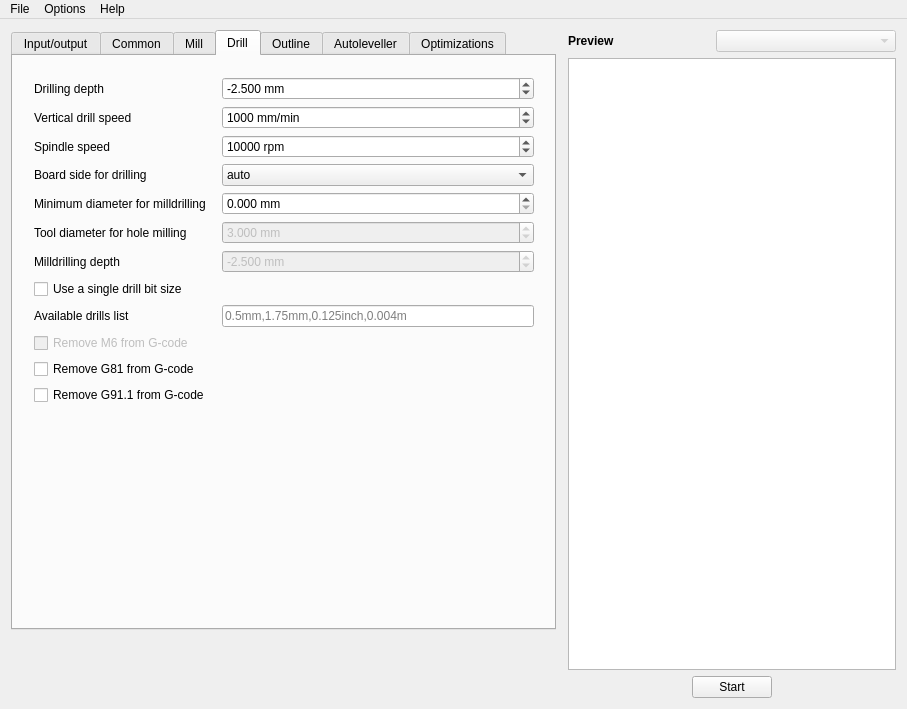
Old version of the form mainwindow.ui in the repository pcb2gcode/pcb2gcodeGUI.
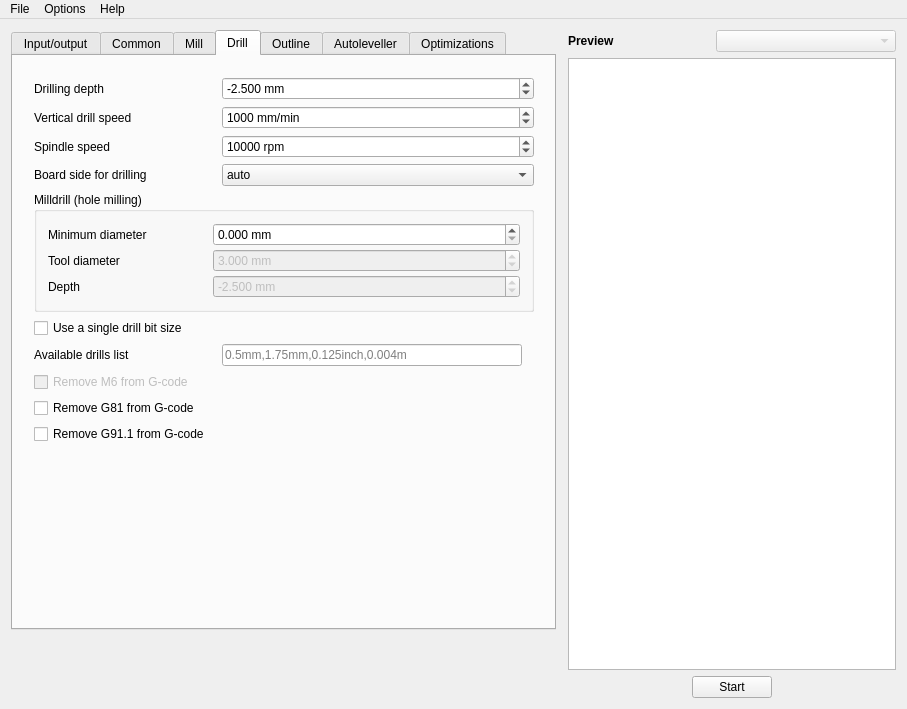
New version of the form. The open tabs and pages were chosen to show the change.

Commit message: Put all milldrill options into a GroupBox

Patch:
```diff
--- a/mainwindow.ui
+++ b/mainwindow.ui
@@ -1305,7 +1305,7 @@
              </property>
             </widget>
            </item>
-           <item row="0" column="1">
+           <item row="0" column="1" colspan="2">
             <widget class="QDoubleSpinBox" name="zdrillDoubleSpinBox">
              <property name="toolTip">
               <string>&lt;html&gt;&lt;head/&gt;&lt;body&gt;&lt;p&gt;&lt;span style=&quot; font-style:italic;&quot;&gt;--zdrill&lt;/span&gt;&lt;/p&gt;&lt;p&gt;Z value down to which will be drilled&lt;/p&gt;&lt;/body&gt;&lt;/html&gt;</string>
@@ -1343,7 +1343,7 @@
              </property>
             </widget>
            </item>
-           <item row="1" column="1">
+           <item row="1" column="1" colspan="2">
             <widget class="QSpinBox" name="drillfeedSpinBox">
              <property name="toolTip">
               <string>&lt;html&gt;&lt;head/&gt;&lt;body&gt;&lt;p&gt;&lt;span style=&quot; font-style:italic;&quot;&gt;--drill-feed&lt;/span&gt;&lt;/p&gt;&lt;p&gt;Feed rate for drilling (vertical speed)&lt;/p&gt;&lt;/body&gt;&lt;/html&gt;</string>
@@ -1375,7 +1375,7 @@
              </property>
             </widget>
            </item>
-           <item row="2" column="1">
+           <item row="2" column="1" colspan="2">
             <widget class="QSpinBox" name="drillspeedSpinBox">
              <property name="toolTip">
               <string>&lt;html&gt;&lt;head/&gt;&lt;body&gt;&lt;p&gt;&lt;span style=&quot; font-style:italic;&quot;&gt;--drill-speed&lt;/span&gt;&lt;/p&gt;&lt;p&gt;Spindle speed during drilling&lt;/p&gt;&lt;/body&gt;&lt;/html&gt;</string>
@@ -1407,7 +1407,7 @@
              </property>
             </widget>
            </item>
-           <item row="3" column="1">
+           <item row="3" column="1" colspan="2">
             <widget class="QComboBox" name="drillsideComboBox">
              <property name="toolTip">
               <string>&lt;html&gt;&lt;head/&gt;&lt;body&gt;&lt;p&gt;&lt;span style=&quot; font-style:italic;&quot;&gt;--drill-side&lt;/span&gt;&lt;/p&gt;&lt;p&gt;choose the drill side. Valid choices are front, back or auto (default). In auto mode the drill side is automatically chosen (always front unless only the back side is specified)&lt;/p&gt;&lt;/body&gt;&lt;/html&gt;</string>
@@ -1429,20 +1429,32 @@
              </item>
             </widget>
            </item>
-           <item row="4" column="0">
+           <item row="4" column="0" colspan="3">
+            <widget class="QGroupBox" name="milldrillGroupBox">
+              <property name="title">
+                <string>Milldrill (hole milling)</string>
+              </property>
+              <layout class="QGridLayout" name="milldrillGridLayout">
+                <property name="horizontalSpacing">
+                  <number>12</number>
+                </property>
+                <property name="verticalSpacing">
+                  <number>3</number>
+                </property>
+                <item row="0" column="0">
             <widget class="QLabel" name="milldrillEnableLabel">
              <property name="toolTip">
               <string>&lt;html&gt;&lt;head/&gt;&lt;body&gt;&lt;p&gt;&lt;span style=&quot; font-style:italic;&quot;&gt;--min-milldrill-hole-diameter&lt;/span&gt;&lt;/p&gt;&lt;p&gt;minimum hole width for milldrilling. Holes smaller than this are drilled. Zero to disable milldrilling.&lt;/p&gt;&lt;/body&gt;&lt;/html&gt;</string>
              </property>
              <property name="text">
-              <string>Minimum diameter for milldrilling</string>
+                    <string>Minimum diameter</string>
              </property>
              <property name="buddy">
               <cstring>milldrillholediameterDoubleSpinBox</cstring>
              </property>
             </widget>
            </item>
-           <item row="4" column="1">
+                <item row="0" column="1" colspan="2">
             <widget class="QDoubleSpinBox" name="milldrillholediameterDoubleSpinBox">
              <property name="enabled">
               <bool>true</bool>
@@ -1467,20 +1479,20 @@
              </property>
             </widget>
            </item>
-           <item row="5" column="0">
+                <item row="1" column="0">
             <widget class="QLabel" name="milldrillLabel">
              <property name="toolTip">
               <string>&lt;html&gt;&lt;head/&gt;&lt;body&gt;&lt;p&gt;&lt;span style=&quot; font-style:italic;&quot;&gt;--milldrill-diameter&lt;/span&gt;&lt;/p&gt;&lt;p&gt;diameter of milling head which is used with --milldrill; the default value is same as --cutter-diameter.&lt;/p&gt;&lt;/body&gt;&lt;/html&gt;</string>
              </property>
              <property name="text">
-              <string>Tool diameter for hole milling</string>
+                    <string>Tool diameter</string>
              </property>
              <property name="buddy">
               <cstring>milldrilldiameterDoubleSpinBox</cstring>
              </property>
             </widget>
            </item>
-           <item row="5" column="1">
+                <item row="1" column="1" colspan="2">
             <widget class="QDoubleSpinBox" name="milldrilldiameterDoubleSpinBox">
              <property name="enabled">
               <bool>false</bool>
@@ -1505,20 +1517,20 @@
              </property>
             </widget>
            </item>
-           <item row="6" column="0">
+                <item row="2" column="0">
             <widget class="QLabel" name="zmilldrillLabel">
              <property name="toolTip">
               <string>&lt;html&gt;&lt;head/&gt;&lt;body&gt;&lt;p&gt;&lt;span style=&quot; font-style:italic;&quot;&gt;--zmilldrill&lt;/span&gt;&lt;/p&gt;&lt;p&gt;Z value down to which will be milldrilled&lt;/p&gt;&lt;/body&gt;&lt;/html&gt;</string>
              </property>
              <property name="text">
-              <string>Milldrilling depth</string>
+                    <string>Depth</string>
              </property>
              <property name="buddy">
               <cstring>zdrillDoubleSpinBox</cstring>
              </property>
             </widget>
            </item>
-           <item row="6" column="1">
+                <item row="2" column="1" colspan="2">
             <widget class="QDoubleSpinBox" name="zmilldrillDoubleSpinBox">
              <property name="toolTip">
               <string>&lt;html&gt;&lt;head/&gt;&lt;body&gt;&lt;p&gt;&lt;span style=&quot; font-style:italic;&quot;&gt;--zmilldrill&lt;/span&gt;&lt;/p&gt;&lt;p&gt;Z value down to which will be milldrilled&lt;/p&gt;&lt;/body&gt;&lt;/html&gt;</string>
@@ -1546,7 +1558,10 @@
              </property>
             </widget>
            </item>
-           <item row="7" column="0">
+              </layout>
+            </widget>
+           </item>
+           <item row="5" column="0">
             <widget class="QCheckBox" name="onedrillCheckBox">
              <property name="toolTip">
               <string>&lt;html&gt;&lt;head/&gt;&lt;body&gt;&lt;p&gt;--onedrill&lt;/p&gt;&lt;p&gt;Use only one drill bit size&lt;/p&gt;&lt;/body&gt;&lt;/html&gt;</string>
@@ -1559,7 +1574,7 @@
              </property>
             </widget>
            </item>
-           <item row="8" column="0">
+           <item row="6" column="0">
             <widget class="QLabel" name="drillsAvailableLabel">
              <property name="toolTip">
               <string>&lt;html&gt;&lt;head/&gt;&lt;body&gt;&lt;p&gt;&lt;span style=&quot; font-style:italic;&quot;&gt;--drills-available&lt;/span&gt;&lt;/p&gt;&lt;p&gt;Comma-separated list of available drills. Each entry must consist of a numeric value followed by a unit(inch,mm,m)&lt;/p&gt;&lt;/body&gt;&lt;/html&gt;</string>
@@ -1572,7 +1587,7 @@
              </property>
             </widget>
            </item>
-           <item row="8" column="1">
+           <item row="6" column="1">
             <widget class="QLineEdit" name="drillsAvailableLineEdit">
              <property name="toolTip">
               <string>&lt;html&gt;&lt;head/&gt;&lt;body&gt;&lt;p&gt;&lt;span style=&quot; font-style:italic;&quot;&gt;--drills-available&lt;/span&gt;&lt;/p&gt;&lt;p&gt;Comma-separated list of available drills. Each entry must consist of a numeric value followed by a unit(inch,mm,m)&lt;/p&gt;&lt;/body&gt;&lt;/html&gt;</string>
@@ -1582,7 +1597,7 @@
              </property>
             </widget>
            </item>
-           <item row="9" column="0">
+           <item row="7" column="0">
             <widget class="QCheckBox" name="nom6CheckBox">
              <property name="toolTip">
               <string>&lt;html&gt;&lt;head/&gt;&lt;body&gt;&lt;p&gt;&lt;span style=&quot; font-style:italic;&quot;&gt;--nom6&lt;/span&gt;&lt;/p&gt;&lt;p&gt;do not emit M6 on tool changes&lt;/p&gt;&lt;/body&gt;&lt;/html&gt;</string>
@@ -1595,7 +1610,7 @@
              </property>
             </widget>
            </item>
-           <item row="10" column="0">
+           <item row="8" column="0">
             <widget class="QCheckBox" name="nog81CheckBox">
              <property name="toolTip">
               <string>&lt;html&gt;&lt;head/&gt;&lt;body&gt;&lt;p&gt;&lt;span style=&quot; font-style:italic;&quot;&gt;--nog81&lt;/span&gt;&lt;/p&gt;&lt;p&gt;replace G81 with G0+G1. This option makes the gcode compatible with low-end cnc controllers (like grbl), but also makes it bigger and less clean&lt;/p&gt;&lt;/body&gt;&lt;/html&gt;</string>
@@ -1605,7 +1620,7 @@
              </property>
             </widget>
            </item>
-           <item row="11" column="0">
+           <item row="9" column="0">
             <widget class="QCheckBox" name="nog911CheckBox">
              <property name="toolTip">
               <string>&lt;html&gt;&lt;head/&gt;&lt;body&gt;&lt;p&gt;&lt;span style=&quot; font-style:italic;&quot;&gt;--nog91-1&lt;/span&gt;&lt;/p&gt;&lt;p&gt;do not explicitly set G91.1 (incremental arc mode distance) in drill headers. Some controllers (like Roland's) does not support G91.1 and they can wrongly interpret it as G91 (relative distance). Since the default mode is usually &amp;quot;incremental&amp;quot;, you can safely remove G91.1 in most of the cases&lt;/p&gt;&lt;/body&gt;&lt;/html&gt;</string>
@@ -1615,7 +1630,7 @@
              </property>
             </widget>
            </item>
-           <item row="12" column="0" colspan="2">
+           <item row="10" column="0" colspan="2">
             <spacer name="verticalSpacer_4">
              <property name="orientation">
               <enum>Qt::Vertical</enum>
```
Lines whose indentation alone changed are shown as unchanged.
